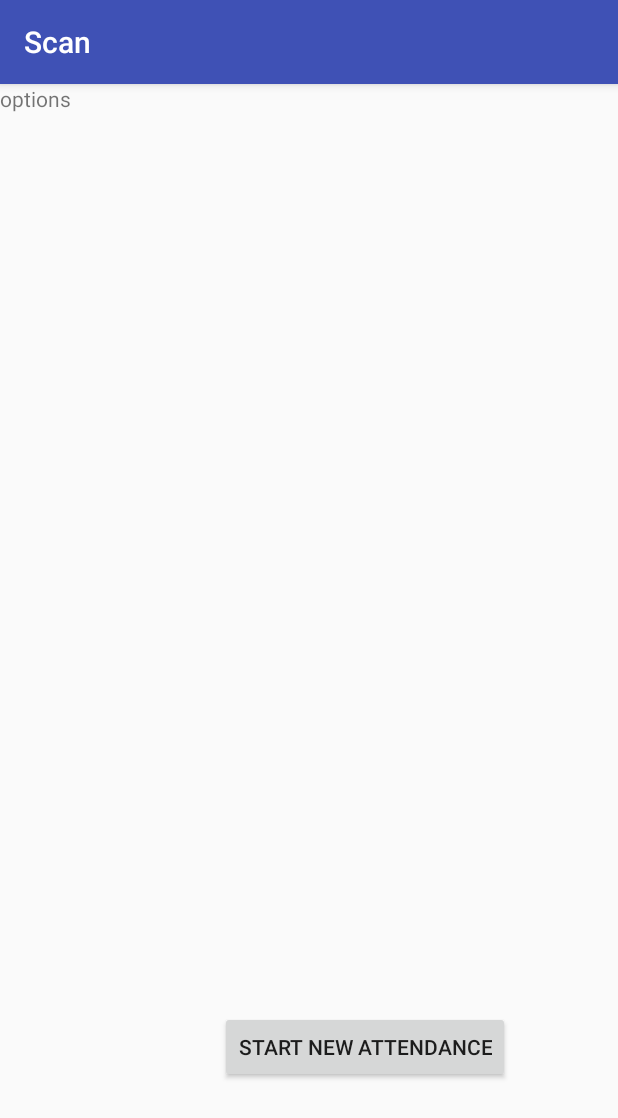
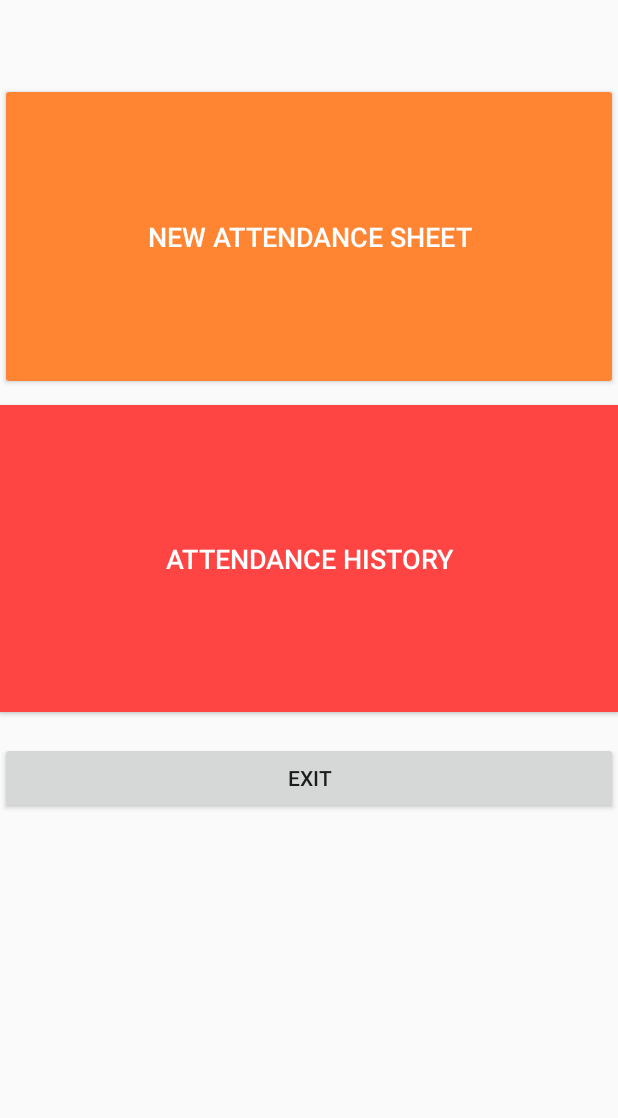
Before and after one commit to Nukki/attenDONE, an Android app: the OptionsActivity screen opened directly, with no data from a screen before it, on a phone screen of 412 x 824 dp. Shown: the top 1118 px of the screen. Run offline under Robolectric (Android 15) with nearby library versions, the phone set to English and light mode, and no system bars.

Commit message:
Buttons and History added

```diff
--- a/app/src/main/AndroidManifest.xml
+++ b/app/src/main/AndroidManifest.xml
@@ -26,7 +26,8 @@
             </intent-filter>
         </activity>
         <activity android:name=".MainActivity" />
-        <activity android:name=".OptionsActivity"></activity>
+        <activity android:name=".OptionsActivity" />
+        <activity android:name=".HistoryActivity"></activity>
     </application>
 
 </manifest>
--- /dev/null
+++ b/app/src/main/java/codes/nukki/scan/HistoryActivity.java
@@ -0,0 +1,13 @@
+package codes.nukki.scan;
+
+import android.support.v7.app.AppCompatActivity;
+import android.os.Bundle;
+
+public class HistoryActivity extends AppCompatActivity {
+
+    @Override
+    protected void onCreate(Bundle savedInstanceState) {
+        super.onCreate(savedInstanceState);
+        setContentView(R.layout.activity_history);
+    }
+}
--- a/app/src/main/java/codes/nukki/scan/OptionsActivity.java
+++ b/app/src/main/java/codes/nukki/scan/OptionsActivity.java
@@ -18,4 +18,16 @@ public class OptionsActivity extends AppCompatActivity {
         startActivity(intent);
 
     }
+
+    public void onHistoryClicked( View v) {
+        Intent intent = new Intent(this, HistoryActivity.class);
+        startActivity(intent);
+
+    }
+
+    public void onExitClicked( View v) {
+        Intent intent = new Intent(this, WelcomeActivity.class);
+        startActivity(intent);
+
+    }
 }
--- /dev/null
+++ b/app/src/main/res/layout/activity_history.xml
@@ -0,0 +1,9 @@
+<?xml version="1.0" encoding="utf-8"?>
+<android.support.constraint.ConstraintLayout xmlns:android="http://schemas.android.com/apk/res/android"
+    xmlns:app="http://schemas.android.com/apk/res-auto"
+    xmlns:tools="http://schemas.android.com/tools"
+    android:layout_width="match_parent"
+    android:layout_height="match_parent"
+    tools:context="codes.nukki.scan.HistoryActivity">
+
+</android.support.constraint.ConstraintLayout>
--- a/app/src/main/res/layout/activity_options.xml
+++ b/app/src/main/res/layout/activity_options.xml
@@ -6,26 +6,45 @@
     android:layout_height="match_parent"
     tools:context="codes.nukki.scan.OptionsActivity">
 
-    <TextView
-        android:id="@+id/editText"
-        android:layout_width="wrap_content"
+    <Button
+        android:id="@+id/start"
+        style="@style/Widget.AppCompat.Button.Colored"
+        android:layout_width="match_parent"
         android:layout_height="wrap_content"
-        android:ems="10"
-        android:inputType="textPersonName"
-        android:text="options"
+        android:layout_alignParentTop="true"
+        android:layout_centerHorizontal="true"
+        android:layout_marginTop="55dp"
+        android:onClick="onStartClicked"
+        android:paddingBottom="90dp"
+        android:paddingTop="90dp"
+        android:text="new attendance sheet"
+        android:textSize="18sp"
         tools:layout_editor_absoluteX="84dp"
-        tools:layout_editor_absoluteY="141dp" />
+        tools:layout_editor_absoluteY="392dp" />
 
     <Button
-        android:id="@+id/start"
-        android:layout_width="wrap_content"
+        android:id="@+id/history"
+        style="@style/Widget.AppCompat.Button.Colored"
+        android:layout_width="match_parent"
         android:layout_height="wrap_content"
-        android:onClick="onStartClicked"
-        android:text="start new attendance"
-        tools:layout_editor_absoluteX="84dp"
-        tools:layout_editor_absoluteY="392dp"
-        android:layout_alignParentBottom="true"
-        android:layout_alignParentEnd="true"
-        android:layout_marginEnd="72dp"
-        android:layout_marginBottom="102dp" />
+        android:layout_below="@+id/start"
+        android:layout_centerHorizontal="true"
+        android:background="@android:color/holo_red_light"
+        android:onClick="onHistoryClicked"
+        android:paddingBottom="90dp"
+        android:paddingTop="90dp"
+        android:layout_marginTop="10dp"
+        android:text="Attendance history"
+        android:textColor="@android:color/background_light"
+        android:textSize="18sp" />
+
+    <Button
+        android:id="@+id/exit"
+        android:layout_width="match_parent"
+        android:layout_height="wrap_content"
+        android:layout_below="@+id/history"
+        android:onClick="onExitClicked"
+        android:layout_marginTop="20dp"
+        android:layout_marginBottom="20dp"
+        android:text="exit" />
 </RelativeLayout>
--- a/app/src/main/res/values/colors.xml
+++ b/app/src/main/res/values/colors.xml
@@ -1,6 +1,6 @@
 <?xml version="1.0" encoding="utf-8"?>
 <resources>
     <color name="colorPrimary">#3F51B5</color>
-    <color name="colorPrimaryDark">#303F9F</color>
-    <color name="colorAccent">#FF4081</color>
+    <color name="colorPrimaryDark">#ff8533</color>
+    <color name="colorAccent">#ff8533</color>
 </resources>
--- a/app/src/main/res/values/styles.xml
+++ b/app/src/main/res/values/styles.xml
@@ -1,7 +1,7 @@
 <resources>
 
     <!-- Base application theme. -->
-    <style name="AppTheme" parent="Theme.AppCompat.Light.DarkActionBar">
+    <style name="AppTheme" parent="Theme.AppCompat.Light.NoActionBar">
         <!-- Customize your theme here. -->
         <item name="colorPrimary">@color/colorPrimary</item>
         <item name="colorPrimaryDark">@color/colorPrimaryDark</item>
```
